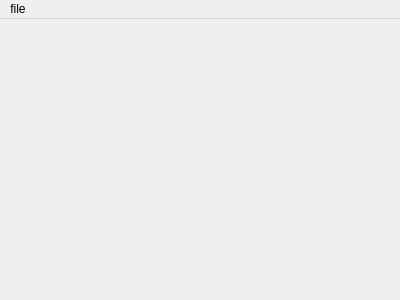
First picture: the form in mainwindow.ui, repository smgks/VecDraw, before the edit.
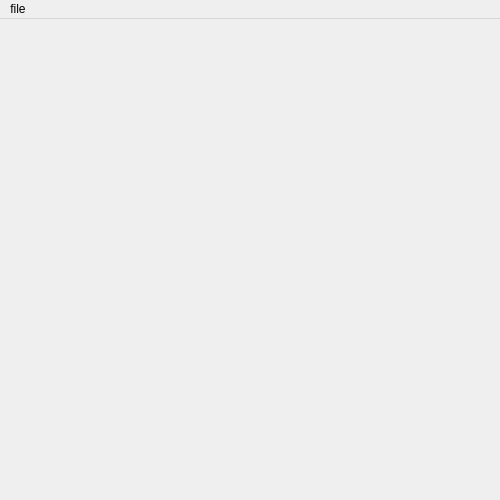
Second picture: the form after the edit.

The edit to the form file:
```diff
--- a/mainwindow.ui
+++ b/mainwindow.ui
@@ -2,13 +2,17 @@
 <ui version="4.0">
  <class>MainWindow</class>
  <widget class="QMainWindow" name="MainWindow">
-  <property name="geometry">
-   <rect>
-    <x>0</x>
-    <y>0</y>
-    <width>400</width>
-    <height>300</height>
-   </rect>
+  <property name="sizePolicy">
+   <sizepolicy hsizetype="Minimum" vsizetype="Minimum">
+    <horstretch>0</horstretch>
+    <verstretch>0</verstretch>
+   </sizepolicy>
+  </property>
+  <property name="minimumSize">
+   <size>
+    <width>500</width>
+    <height>500</height>
+   </size>
   </property>
   <property name="windowTitle">
    <string>MainWindow</string>
@@ -19,7 +23,7 @@
     <rect>
      <x>0</x>
      <y>0</y>
-     <width>400</width>
+     <width>500</width>
      <height>22</height>
     </rect>
    </property>
```
